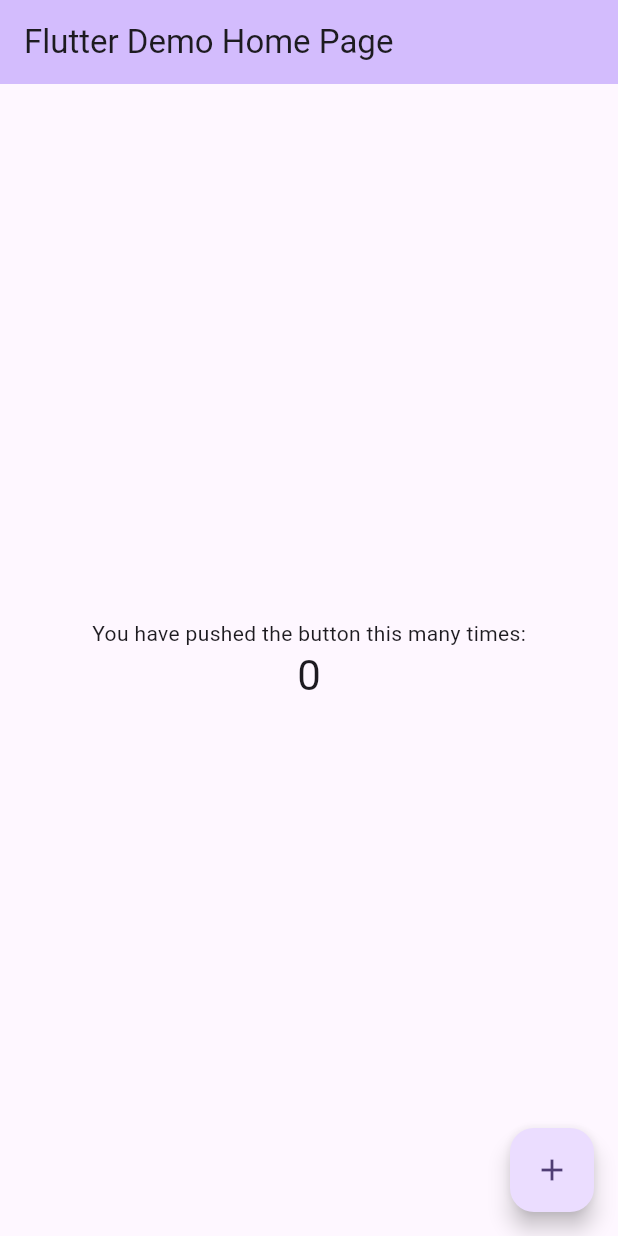
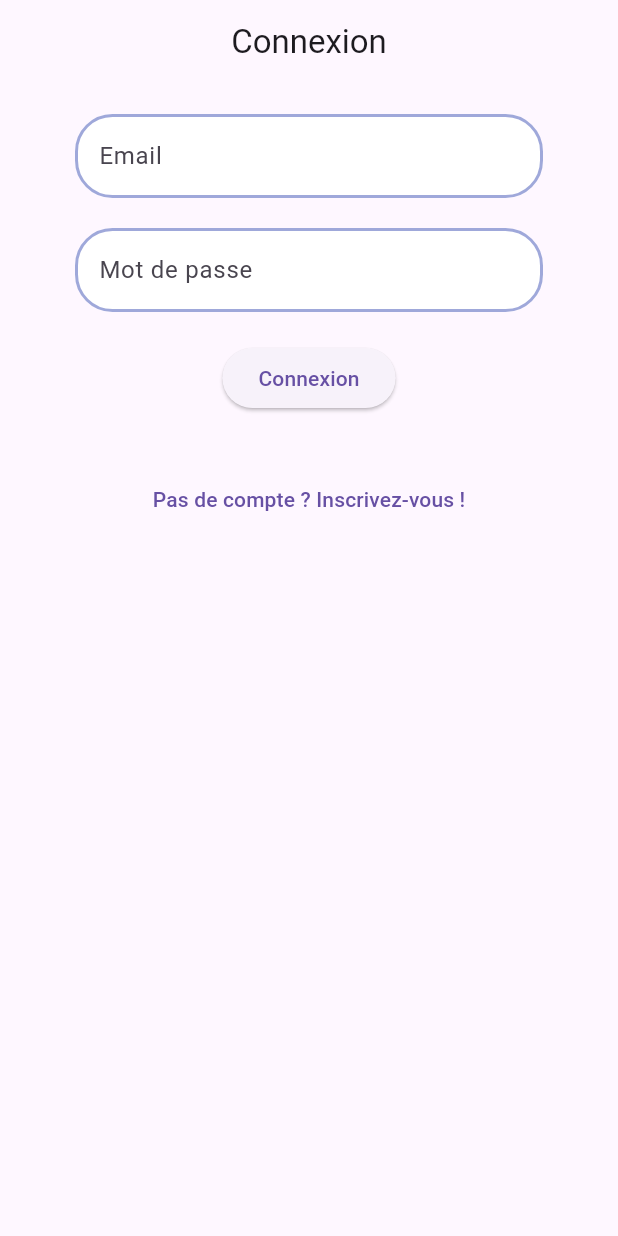
Before and after one commit to GuillaumeMichel10/Golbut, a Flutter app: the screen it shows after launch, on a phone screen of 412 x 824 dp. Run offline on Flutter 3.47's test engine with Material 3 defaults, Android fonts, the phone set to English and light mode, and no system bars; our stand-ins replace cloud_firestore, firebase_auth, firebase_core; accounts and stored records are empty.

Commit message:
[ADD] User Authentication &[ADD] Bottom Navigation Bar &[ADD] Favorites Pages &[ADD] Settings Pages

```diff
--- a/lib/main.dart
+++ b/lib/main.dart
@@ -1,125 +1,51 @@
+import 'package:firebase_auth/firebase_auth.dart';
+import 'package:firebase_core/firebase_core.dart';
 import 'package:flutter/material.dart';
+import 'package:open_hygiene/firebase_options.dart';
+import 'package:open_hygiene/screens/home_screen.dart';
+import 'package:open_hygiene/screens/login_page.dart';
 
-void main() {
-  runApp(const MyApp());
+void main() async {
+  WidgetsFlutterBinding.ensureInitialized();
+  await Firebase.initializeApp(
+    options: DefaultFirebaseOptions.currentPlatform,
+  );
+  runApp(MyApp());
 }
 
 class MyApp extends StatelessWidget {
-  const MyApp({super.key});
-
-  // This widget is the root of your application.
   @override
   Widget build(BuildContext context) {
     return MaterialApp(
-      title: 'Flutter Demo',
-      theme: ThemeData(
-        // This is the theme of your application.
-        //
-        // TRY THIS: Try running your application with "flutter run". You'll see
-        // the application has a purple toolbar. Then, without quitting the app,
-        // try changing the seedColor in the colorScheme below to Colors.green
-        // and then invoke "hot reload" (save your changes or press the "hot
-        // reload" button in a Flutter-supported IDE, or press "r" if you used
-        // the command line to start the app).
-        //
-        // Notice that the counter didn't reset back to zero; the application
-        // state is not lost during the reload. To reset the state, use hot
-        // restart instead.
-        //
-        // This works for code too, not just values: Most code changes can be
-        // tested with just a hot reload.
-        colorScheme: ColorScheme.fromSeed(seedColor: Colors.deepPurple),
-        useMaterial3: true,
-      ),
-      home: const MyHomePage(title: 'Flutter Demo Home Page'),
+      debugShowCheckedModeBanner: false,
+      home: LandingPage(),
     );
   }
 }
 
-class MyHomePage extends StatefulWidget {
-  const MyHomePage({super.key, required this.title});
-
-  // This widget is the home page of your application. It is stateful, meaning
-  // that it has a State object (defined below) that contains fields that affect
-  // how it looks.
-
-  // This class is the configuration for the state. It holds the values (in this
-  // case the title) provided by the parent (in this case the App widget) and
-  // used by the build method of the State. Fields in a Widget subclass are
-  // always marked "final".
-
-  final String title;
-
-  @override
-  State<MyHomePage> createState() => _MyHomePageState();
-}
-
-class _MyHomePageState extends State<MyHomePage> {
-  int _counter = 0;
-
-  void _incrementCounter() {
-    setState(() {
-      // This call to setState tells the Flutter framework that something has
-      // changed in this State, which causes it to rerun the build method below
-      // so that the display can reflect the updated values. If we changed
-      // _counter without calling setState(), then the build method would not be
-      // called again, and so nothing would appear to happen.
-      _counter++;
-    });
-  }
+class LandingPage extends StatelessWidget {
+  final FirebaseAuth _auth = FirebaseAuth.instance;
 
   @override
   Widget build(BuildContext context) {
-    // This method is rerun every time setState is called, for instance as done
-    // by the _incrementCounter method above.
-    //
-    // The Flutter framework has been optimized to make rerunning build methods
-    // fast, so that you can just rebuild anything that needs updating rather
-    // than having to individually change instances of widgets.
-    return Scaffold(
-      appBar: AppBar(
-        // TRY THIS: Try changing the color here to a specific color (to
-        // Colors.amber, perhaps?) and trigger a hot reload to see the AppBar
-        // change color while the other colors stay the same.
-        backgroundColor: Theme.of(context).colorScheme.inversePrimary,
-        // Here we take the value from the MyHomePage object that was created by
-        // the App.build method, and use it to set our appbar title.
-        title: Text(widget.title),
-      ),
-      body: Center(
-        // Center is a layout widget. It takes a single child and positions it
-        // in the middle of the parent.
-        child: Column(
-          // Column is also a layout widget. It takes a list of children and
-          // arranges them vertically. By default, it sizes itself to fit its
-          // children horizontally, and tries to be as tall as its parent.
-          //
-          // Column has various properties to control how it sizes itself and
-          // how it positions its children. Here we use mainAxisAlignment to
-          // center the children vertically; the main axis here is the vertical
-          // axis because Columns are vertical (the cross axis would be
-          // horizontal).
-          //
-          // TRY THIS: Invoke "debug painting" (choose the "Toggle Debug Paint"
-          // action in the IDE, or press "p" in the console), to see the
-          // wireframe for each widget.
-          mainAxisAlignment: MainAxisAlignment.center,
-          children: <Widget>[
-            const Text(
-              'You have pushed the button this many times:',
-            ),
-            Text(
-              '$_counter',
-              style: Theme.of(context).textTheme.headlineMedium,
-            ),
-          ],
-        ),
-      ),
-      floatingActionButton: FloatingActionButton(
-        onPressed: _incrementCounter,
-        tooltip: 'Increment',
-        child: const Icon(Icons.add),
-      ), // This trailing comma makes auto-formatting nicer for build methods.
+    return StreamBuilder<User?>(
+        stream: _auth.authStateChanges(),
+        builder: (context, snapshot) {
+          if (snapshot.connectionState == ConnectionState.active) {
+            User? user = snapshot.data;
+            if (user == null) {
+              return LoginScreen();
+            } else {
+              return HomeScreen();
+            }
+          } else {
+            return const Scaffold(
+              body: Center(
+                child: CircularProgressIndicator(),
+              ),
+            );
+          }
+        }
     );
   }
 }
--- /dev/null
+++ b/lib/models/user_model.dart
@@ -0,0 +1,7 @@
+class UserModel {
+  final String uid;
+  final String? email;
+  final String? city;
+
+  UserModel({required this.uid, this.email, this.city});
+}
--- /dev/null
+++ b/lib/screens/login_page.dart
@@ -0,0 +1,109 @@
+import 'package:flutter/material.dart';
+import 'package:open_hygiene/screens/home_screen.dart';
+import 'package:open_hygiene/screens/register_page.dart';
+import 'package:open_hygiene/services/auth_service.dart';
+
+class LoginScreen extends StatefulWidget {
+  @override
+  _LoginScreenState createState() => _LoginScreenState();
+}
+
+class _LoginScreenState extends State<LoginScreen> {
+  final AuthService _auth = AuthService();
+  final _formKey = GlobalKey<FormState>();
+
+  String email = '';
+  String password = '';
+  String error = '';
+
+  @override
+  Widget build(BuildContext context) {
+    return Scaffold(
+      appBar: AppBar(
+        title: const Text("Connexion"),
+        centerTitle: true,
+      ),
+      body: Container(
+        padding: const EdgeInsets.symmetric(vertical: 20.0, horizontal: 50.0),
+        child: Form(
+          key: _formKey,
+          child: Column(
+            children: <Widget>[
+              TextFormField(
+                validator: (val) => val!.isEmpty ? 'Entrez un email' : null,
+                onChanged: (val) {
+                  setState(() => email = val);
+                },
+                decoration: InputDecoration(
+                  labelText: 'Email',
+                  fillColor: Colors.white,
+                  filled: true,
+                  enabledBorder: OutlineInputBorder(
+                    borderSide: BorderSide(color: Colors.indigo.shade200, width: 2.0),
+                    borderRadius: BorderRadius.circular(25.0),
+                  ),
+                  focusedBorder: OutlineInputBorder(
+                    borderSide: const BorderSide(color: Colors.purple, width: 2.0),
+                    borderRadius: BorderRadius.circular(25.0),
+                  ),
+                ),
+              ),
+              const SizedBox(height: 20.0),
+              TextFormField(
+                obscureText: true,
+                validator: (val) => val!.length < 6 ? 'Entrez un mot de passe de 6+ caractères' : null,
+                onChanged: (val) {
+                  setState(() => password = val);
+                },
+                decoration: InputDecoration(
+                  labelText: 'Mot de passe',
+                  fillColor: Colors.white,
+                  filled: true,
+                  enabledBorder: OutlineInputBorder(
+                    borderSide: BorderSide(color: Colors.indigo.shade200, width: 2.0),
+                    borderRadius: BorderRadius.circular(25.0),
+                  ),
+                  focusedBorder: OutlineInputBorder(
+                    borderSide: const BorderSide(color: Colors.purple, width: 2.0),
+                    borderRadius: BorderRadius.circular(25.0),
+                  ),
+                ),
+              ),
+              const SizedBox(height: 20.0),
+              ElevatedButton(
+                child: const Text('Connexion'),
+                onPressed: () async {
+                  if (_formKey.currentState!.validate()) {
+                    dynamic result = await _auth.signInWithEmailAndPassword(email, password);
+                    if (result == null) {
+                      setState(() => error = 'Veuillez fournir une adresse email valide');
+                    } else {
+                      Navigator.pushReplacement(
+                        context,
+                        MaterialPageRoute(builder: (context) => HomeScreen()),
+                      );
+                    }
+                  }
+                },
+              ),
+              const SizedBox(height: 12.0),
+              Text(
+                error,
+                style: const TextStyle(color: Colors.red, fontSize: 14.0),
+              ),
+              TextButton(
+                child: const Text("Pas de compte ? Inscrivez-vous !"),
+                onPressed: () {
+                  Navigator.pushReplacement(
+                    context,
+                    MaterialPageRoute(builder: (context) => RegisterScreen()),
+                  );
+                },
+              ),
+            ],
+          ),
+        ),
+      ),
+    );
+  }
+}
--- a/pubspec.yaml
+++ b/pubspec.yaml
@@ -35,6 +35,9 @@ dependencies:
   # The following adds the Cupertino Icons font to your application.
   # Use with the CupertinoIcons class for iOS style icons.
   cupertino_icons: ^1.0.6
+  firebase_auth: ^4.17.9
+  firebase_core: ^2.27.1
+  cloud_firestore: ^4.15.9
 
 dev_dependencies:
   flutter_test:
```
Also changed, not shown: lib/screens/home_screen.dart (added, +76 -0 lines), lib/screens/register_page.dart (added, +120 -0 lines), lib/screens/settings_screen.dart (added, +88 -0 lines), lib/services/auth_service.dart (added, +73 -0 lines), lib/firebase_options.dart (added), pubspec.lock, 4 other files.
